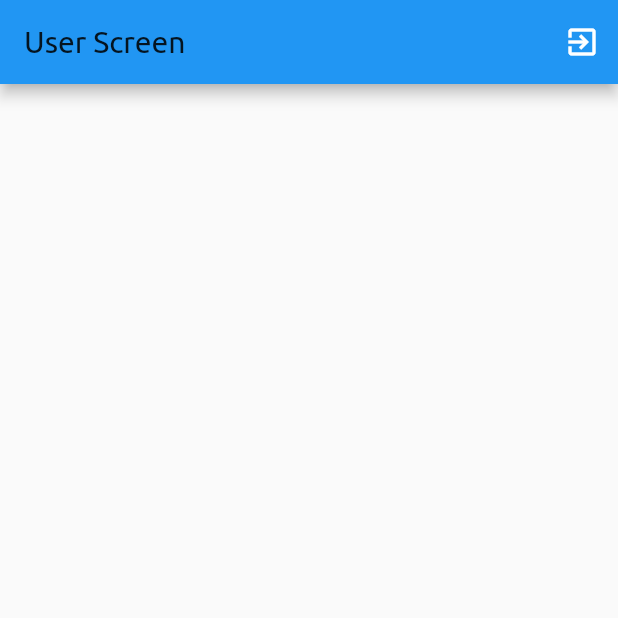
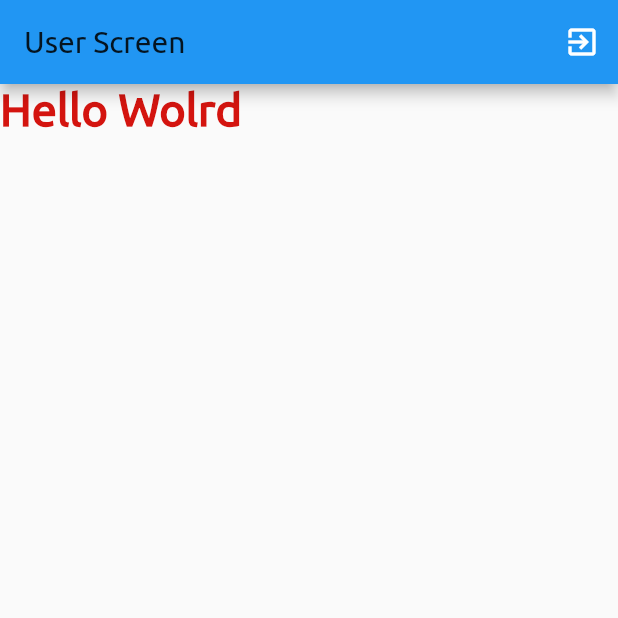
Before and after one commit to 07Abhi/complete_login_project, a Flutter app: the UserScreen screen opened by its route, on a phone screen of 412 x 824 dp, the top half of it. Run offline on Flutter 3.47's test engine with Material 2 defaults, Android fonts, the light colour scheme and no system bars; our stand-ins replace firebase_auth, google_sign_in, modal_progress_hud, shared_preferences, toast; missing offline and left inert: flutter_auth_buttons, flutter_facebook_login; accounts and stored records are empty.

Commit message:
text to user screen

```diff
--- a/lib/screens/userscreen.dart
+++ b/lib/screens/userscreen.dart
@@ -1,3 +1,4 @@
+import 'package:completeloginproject/constant/constants.dart';
 import 'package:firebase_auth/firebase_auth.dart';
 import 'package:flutter/material.dart';
 import 'package:flutter/services.dart';
@@ -73,24 +74,7 @@ class _UserScreenState extends State<UserScreen> {
           mainAxisAlignment: MainAxisAlignment.start,
           crossAxisAlignment: CrossAxisAlignment.stretch,
           children: <Widget>[
-//          Visibility(
-//            visible: (widget.fbUser!=null && widget.googleSignInData!=null)?true:false,
-//            child: Image(
-//              image: widget.fbUser != null
-//                  ? NetworkImage(widget.fbProfileData['picture']['data']['url'])
-//                  : NetworkImage(widget.googleSignInData.currentUser.photoUrl),
-//            ),
-//          ),
-//          Visibility(
-//            visible: (widget.fbUser!=null && widget.googleSignInData!=null)?true:false,
-//            child: Text(
-//              widget.fbUser != null
-//                  ? widget.fbProfileData['name']
-//                  : widget.googleSignInData.currentUser.displayName,
-//              style: KredTextStyle,
-//              textAlign: TextAlign.center,
-//            ),
-//          ),
+            Text('Hello Wolrd',style: KredTextStyle,)
           ],
         ),
       ),
```
